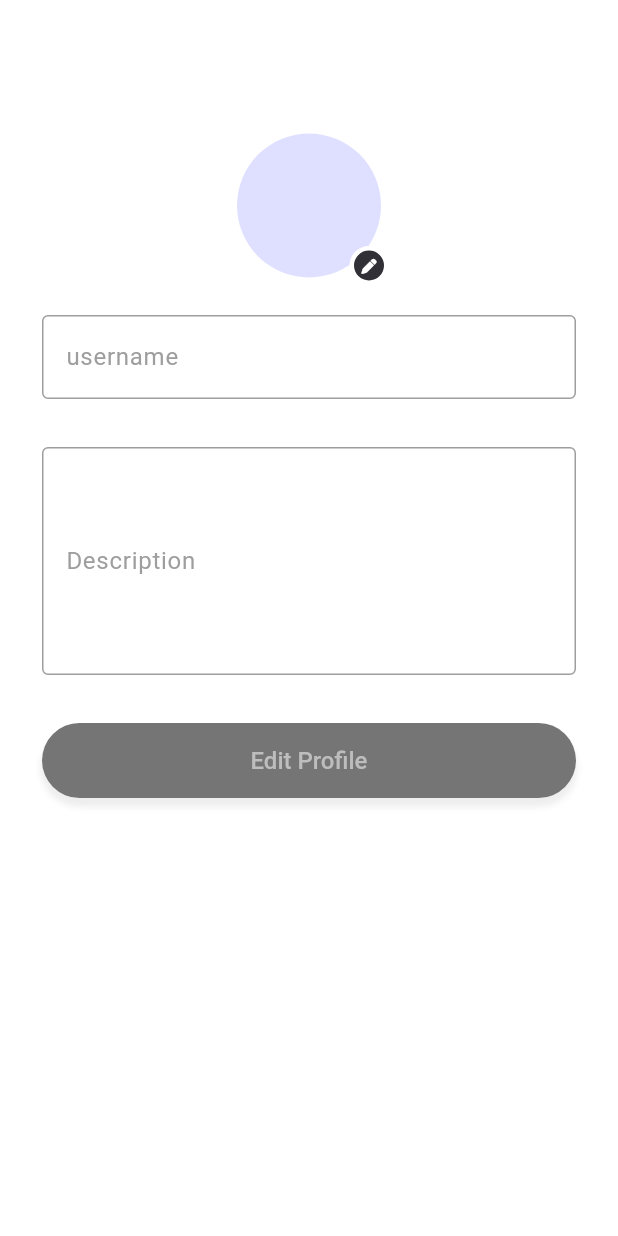
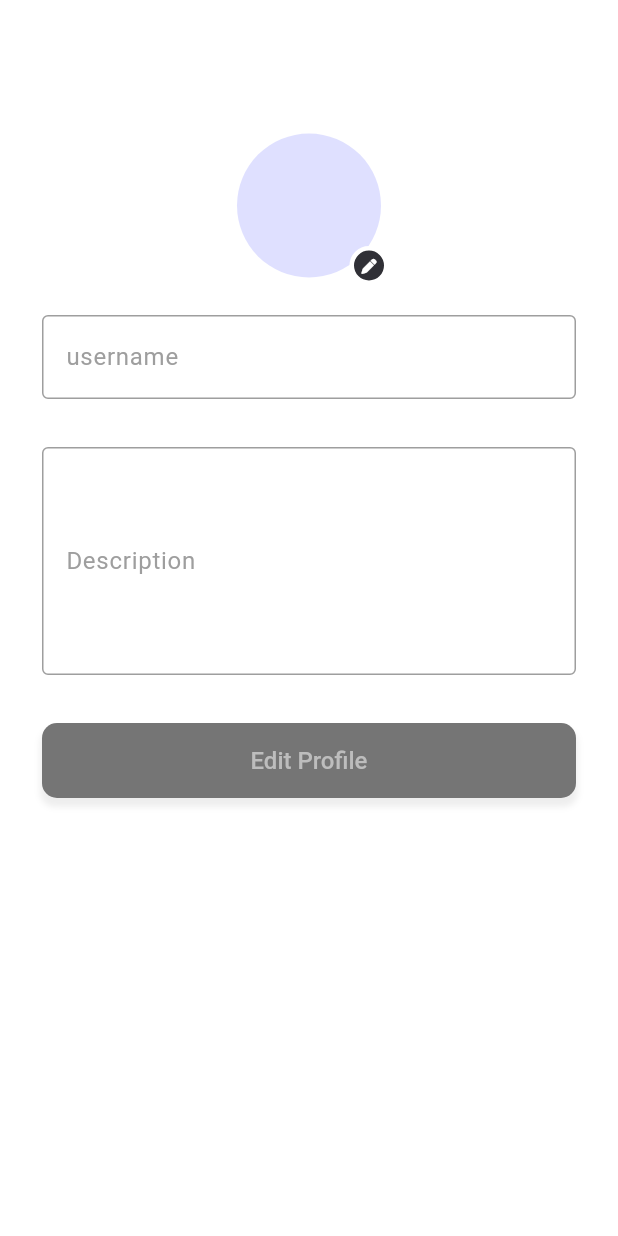
Before and after one commit to WonHyun/mission-diary, a Flutter app: the UserProfileEditScreen screen opened by its route, on a phone screen of 412 x 824 dp. Run offline on Flutter 3.47's test engine with Material 3 defaults, Android fonts, the phone set to English and light mode, and no system bars; our stand-ins replace cloud_firestore, device_preview, faker, firebase_auth, firebase_core, firebase_storage and 10 more; accounts and stored records are empty; generated files the repository leaves out were written again.

Commit message:
fix: adjust border radius of edit profile button

```diff
--- a/lib/widgets/user_profile/user_profile_edit_screen.dart
+++ b/lib/widgets/user_profile/user_profile_edit_screen.dart
@@ -130,6 +130,7 @@ class _UserProfileEditScreenState extends ConsumerState<UserProfileEditScreen> {
                       RoundedButton(
                         onTap: () => _onEditTap(),
                         text: "Edit Profile",
+                        borderRadius: 10,
                         centerWidget: ref.watch(profileProvider).isLoading
                             ? const CircularProgressIndicator.adaptive()
                             : null,
```
